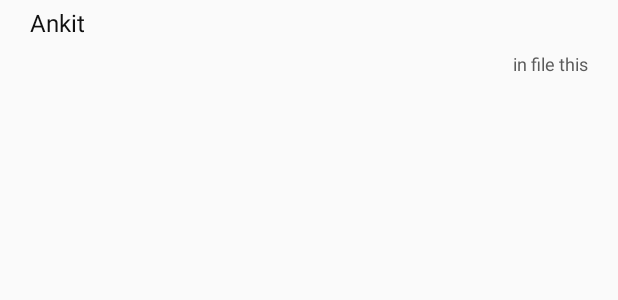
After one commit to gauravshelangia/LiteratureOfvivekanand, an Android app: the layout search_item_view.xml on its own in the app's theme, with its tools: preview values and no code run, on a phone screen of 412 x 824 dp. The commit adds this screen. Shown: the top 300 px of the screen. Run offline under Robolectric (Android 15) with nearby library versions, the phone set to English and light mode, and no system bars.

Commit message:
ADD: added search with indexer

```diff
--- a/app/build.gradle
+++ b/app/build.gradle
@@ -25,6 +25,7 @@ dependencies {
     implementation 'com.android.support:design:26.1.0'
     implementation 'com.android.support:cardview-v7:26.1.0'
     testImplementation 'junit:junit:4.12'
+    compile 'org.jsoup:jsoup:1.11.2'
     androidTestImplementation 'com.android.support.test:runner:1.0.1'
     androidTestImplementation 'com.android.support.test.espresso:espresso-core:3.0.1'
 }
--- a/app/src/main/java/com/vivekanand/literature/literatureofvivekanand/adapter/BookListAdapter.java
+++ b/app/src/main/java/com/vivekanand/literature/literatureofvivekanand/adapter/BookListAdapter.java
@@ -49,6 +49,7 @@ public class BookListAdapter extends BaseAdapter {
 
     @Override
     public View getView(final int i, final View convertView, ViewGroup viewGroup) {
+
         View view = layoutInflater.inflate(R.layout.book_list_item, null);
         TextView textView = view.findViewById(R.id.book_list_item_id);
         textView.setText(bookNames[i]);
--- /dev/null
+++ b/app/src/main/res/layout/search_item_view.xml
@@ -0,0 +1,30 @@
+<?xml version="1.0" encoding="utf-8"?>
+<RelativeLayout xmlns:android="http://schemas.android.com/apk/res/android"
+    android:layout_width="match_parent"
+    android:paddingStart="16dp"
+    android:paddingEnd="16dp"
+    android:layout_height="match_parent">
+
+    <TextView
+        android:id="@+id/title"
+        android:textSize="16sp"
+        android:padding="4dp"
+        android:text="Ankit"
+        android:textColor="#101010"
+        android:layout_width="match_parent"
+        android:layout_height="wrap_content" />
+
+    <TextView
+        android:id="@+id/sub_title"
+        android:layout_below="@+id/title"
+        android:textSize="12sp"
+        android:padding="4dp"
+        android:text="in file this"
+        android:textColor="#5b5b5b"
+        android:layout_alignParentEnd="true"
+        android:layout_width="wrap_content"
+        android:layout_height="wrap_content" />
+
+
+
+</RelativeLayout>
```
Also changed, not shown: app/src/main/java/com/vivekanand/literature/literatureofvivekanand/EnglishActivity.java (+73 -6 lines), app/src/main/java/com/vivekanand/literature/literatureofvivekanand/MainActivity.java (+9 -0 lines), app/src/main/java/com/vivekanand/literature/literatureofvivekanand/adapter/SearchAdapter.java (added, +69 -0 lines), app/src/main/java/com/vivekanand/literature/literatureofvivekanand/indexer/FileReader.java (added, +47 -0 lines), app/src/main/java/com/vivekanand/literature/literatureofvivekanand/indexer/IndexerCore.java (added, +68 -0 lines), app/src/main/java/com/vivekanand/literature/literatureofvivekanand/indexer/SearchItemModel.java (added, +32 -0 lines), app/src/main/java/com/vivekanand/literature/literatureofvivekanand/indexer/SearchManager.java (added, +39 -0 lines), app/src/main/res/layout/activity_english.xml (+9 -3 lines), app/src/main/res/menu/menu_main.xml (+7 -0 lines), 2 other files.
